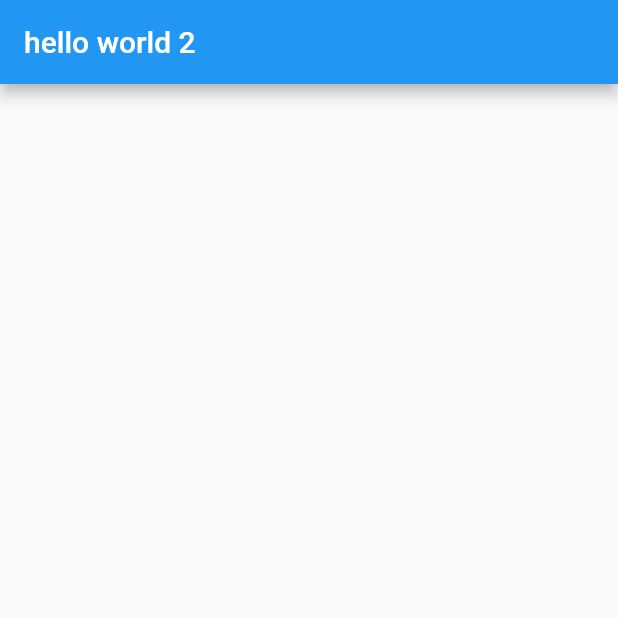
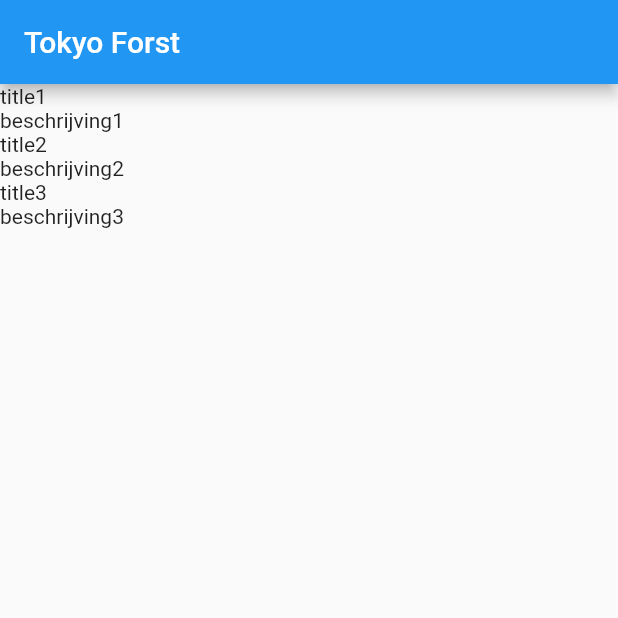
Before and after one commit to SteensG/flutter_crash_course, a Flutter app: the screen it shows after launch, on a phone screen of 412 x 824 dp, the top half of it. Run offline on Flutter 3.47's test engine with Material 2 defaults, Android fonts, the phone set to English and light mode, and no system bars.

Commit message:
final deel 4

```diff
--- /dev/null
+++ b/lib/location_detail.dart
@@ -0,0 +1,47 @@
+import 'package:flutter/material.dart';
+import 'package:flutter_crash_course/models/location.dart';
+
+class LocationDetail extends StatelessWidget {
+
+  final Location location;
+
+  const LocationDetail(this.location);
+
+  @override
+  Widget build(BuildContext context) {
+    return Scaffold(
+      appBar: AppBar(
+        title: Text(location.name),
+      ),
+      body: Column(
+        mainAxisAlignment: MainAxisAlignment.start,
+        crossAxisAlignment: CrossAxisAlignment.stretch,
+        children: _renderFacts(location),
+      ),
+    );
+  }
+}
+
+Widget _section(String title, Color color) {
+  return Container(
+    decoration: BoxDecoration(color: color),
+    child: Text(title),
+  );
+}
+
+List<Widget> _renderFacts(Location location){
+  var result = List<Widget>();
+  for (int i = 0 ; i < location.facts.length; i++){
+    result.add(_sectionTitle(location.facts[i].title));
+    result.add(_sectionText(location.facts[i].text));
+  }
+  return result;
+}
+
+Widget _sectionTitle(String text){
+  return Text(text);
+}
+
+Widget _sectionText(String text){
+  return Text(text);
+}
--- /dev/null
+++ b/lib/mocks/mock_location.dart
@@ -0,0 +1,16 @@
+import 'package:flutter_crash_course/models/location.dart';
+import 'package:flutter_crash_course/models/location_fact.dart';
+
+class MockLocation extends Location{
+  static Location FetchAny() {
+    return Location(
+      name: 'Tokyo Forst',
+      url: 'https://photos.smugmug.com/Kyoto/Kyoto-Things-To-Do/i-X4SbQPn/0/L/arashiyama-bamboo-grove-M.jpg',
+      facts: <LocationFact>[
+        LocationFact(title: "title1", text:'beschrijving1'),
+        LocationFact(title: "title2", text:'beschrijving2'),
+        LocationFact(title: "title3", text:'beschrijving3'),
+      ]
+      );
+  }
+}
--- /dev/null
+++ b/lib/models/location.dart
@@ -0,0 +1,10 @@
+import 'location_fact.dart';
+
+class Location{
+  final String name;
+  final String url;
+  final List<LocationFact> facts;
+
+  Location({this.name, this.url, this.facts});
+
+}
--- /dev/null
+++ b/lib/models/location_fact.dart
@@ -0,0 +1,6 @@
+class LocationFact {
+  final String title;
+  final String text;
+  LocationFact({this.title, this.text});
+
+}
```
Also changed, not shown: lib/main.dart (+5 -5 lines), pubspec.lock.
